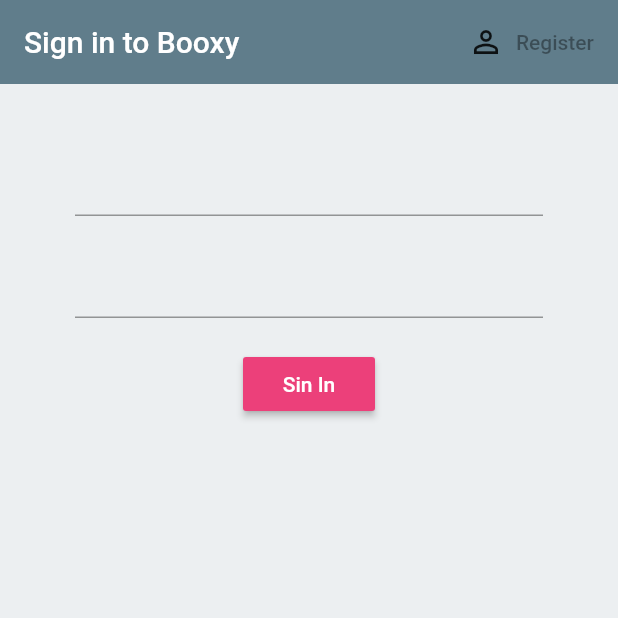
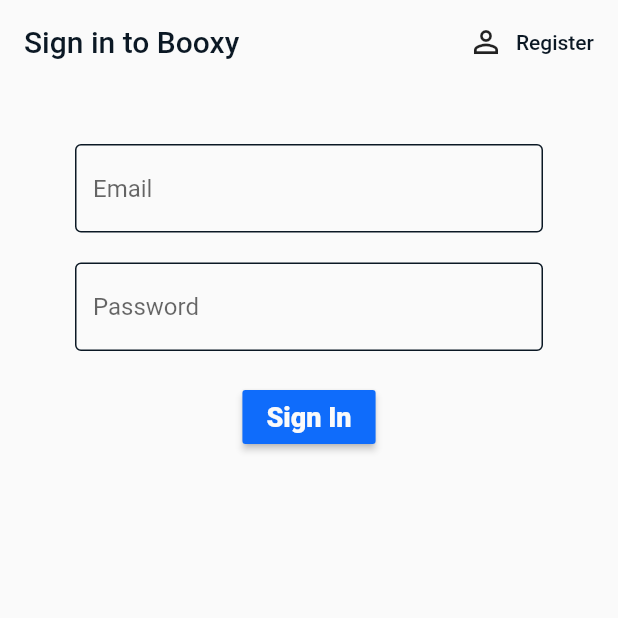
Before and after one commit to nouhben/ibooxy, a Flutter app: the screen it shows after launch, on a phone screen of 412 x 824 dp, the top half of it. Run offline on Flutter 3.47's test engine with Material 2 defaults, Android fonts, the phone set to English and light mode, and no system bars; our stand-ins replace firebase_auth; accounts and stored records are empty.

Commit message:
ep 14 ==>  adding a constant.dart to write the shared code in it and the use it to style the form fields and color of buttons and text bg and appBar

```diff
--- a/lib/screens/authenticate/sign_in.dart
+++ b/lib/screens/authenticate/sign_in.dart
@@ -1,6 +1,6 @@
 import 'package:flutter/material.dart';
-import 'package:ibooxy/screens/authenticate/register.dart';
 import 'package:ibooxy/services/auth.dart';
+import 'package:ibooxy/util/constants.dart';
 
 class SignIn extends StatefulWidget {
   final Function toggleView;
@@ -20,12 +20,13 @@ class _SignInState extends State<SignIn> {
   @override
   Widget build(BuildContext context) {
     return Scaffold(
-      backgroundColor: Colors.blueGrey[50],
+      backgroundColor: lighThemeColors,
       appBar: AppBar(
-        backgroundColor: Colors.blueGrey[500],
+        backgroundColor: lighThemeColors,
         elevation: 0.0,
         title: Text(
           'Sign in to Booxy',
+          style: TextStyle(color: darkThemeColors),
         ),
         actions: <Widget>[
           FlatButton.icon(
@@ -35,7 +36,7 @@ class _SignInState extends State<SignIn> {
             icon: Icon(Icons.person_outline),
             label: Text(
               'Register',
-              style: TextStyle(color: Colors.black38),
+              style: TextStyle(color: darkThemeColors),
             ),
           )
         ],
@@ -48,6 +49,7 @@ class _SignInState extends State<SignIn> {
             children: <Widget>[
               SizedBox(height: 20.0),
               TextFormField(
+                decoration: textInputDecoration.copyWith(hintText: 'Email'),
                 validator: (val) => val.isEmpty ? 'Incorrect email' : null,
                 onChanged: (val) {
                   setState(() => email = val);
@@ -55,6 +57,7 @@ class _SignInState extends State<SignIn> {
               ),
               SizedBox(height: 20.0),
               TextFormField(
+                decoration: textInputDecoration.copyWith(hintText: 'Password'),
                 validator: (val) => val.length < 6
                     ? 'Enter a password 6 plus chars long'
                     : null,
@@ -66,10 +69,14 @@ class _SignInState extends State<SignIn> {
               ),
               SizedBox(height: 20.0),
               RaisedButton(
-                color: Colors.pink[400],
+                color: buttonsColor,
                 child: Text(
-                  'Sin In',
-                  style: TextStyle(color: Colors.white),
+                  'Sign In',
+                  style: TextStyle(
+                    color: lighThemeColors,
+                    fontWeight: FontWeight.w800,
+                    fontSize: 18.0,
+                  ),
                 ),
                 onPressed: () async {
                   if (_formKey.currentState.validate()) {
--- a/lib/screens/home/home.dart
+++ b/lib/screens/home/home.dart
@@ -1,5 +1,6 @@
 import 'package:flutter/material.dart';
 import 'package:ibooxy/services/auth.dart';
+import 'package:ibooxy/util/constants.dart';
 
 class Home extends StatelessWidget {
   final AuthService _auth = AuthService();
@@ -7,7 +8,7 @@ class Home extends StatelessWidget {
   Widget build(BuildContext context) {
     return Scaffold(
       appBar: AppBar(
-        backgroundColor: Colors.blueGrey,
+        backgroundColor: lighThemeColors,
         title: Text('Home'),
         elevation: 0.0,
         actions: <Widget>[
--- /dev/null
+++ b/lib/util/constants.dart
@@ -0,0 +1,23 @@
+import 'package:flutter/material.dart';
+
+const String appName = 'iBooxy';
+
+//Colors for theme
+const Color buttonsColor = Color(0xff0F6CFB);
+const Color buttonsSecondaryColor = Color(0xff1F4A77);
+const Color darkThemeColors = Color(0xff0B1824);
+const Color lighThemeColors = Color(0xffFAFAFA);
+
+const textInputDecoration = InputDecoration(
+  fillColor: Color(0xffFAFAFA),
+  filled: true,
+  enabledBorder: OutlineInputBorder(
+    borderSide: BorderSide(
+      color: Color(0xff0B1824),
+      width: 1.0,
+    ),
+  ),
+  focusedBorder: OutlineInputBorder(
+    borderSide: BorderSide(color: Color(0xff0B1824), width: 2.0),
+  ),
+);
```
Also changed, not shown: lib/screens/authenticate/register.dart (+13 -6 lines).
